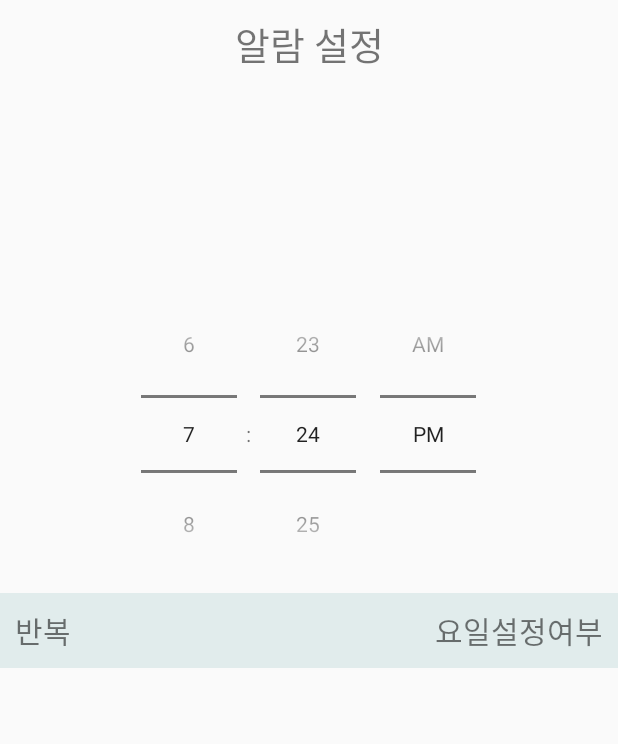
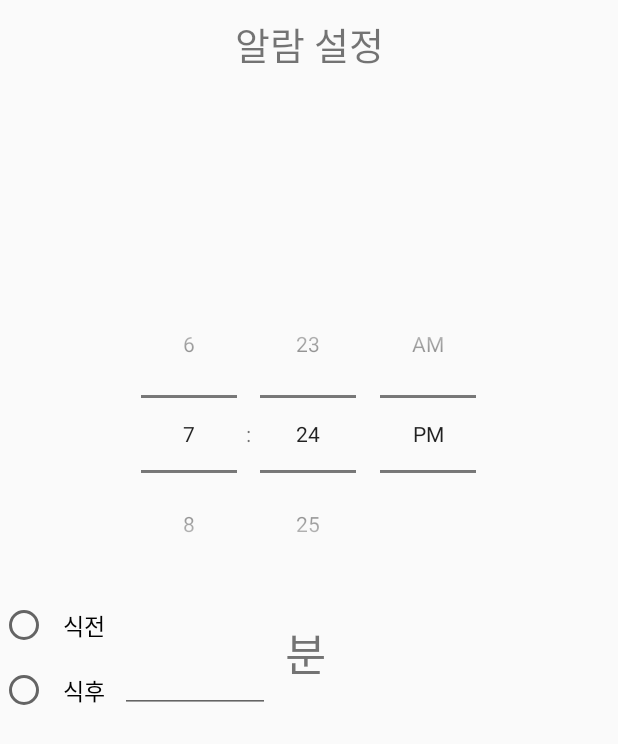
Before and after one commit to inseong04/HealthyCorgi, an Android app: the Setting_Time screen opened directly, with no data from a screen before it, on a phone screen of 412 x 824 dp. Shown: the top 744 px of the screen. Run offline under Robolectric (Android 15) with nearby library versions, the light colour scheme and no system bars.

Commit message:
Initial commit

```diff
--- a/app/src/main/AndroidManifest.xml
+++ b/app/src/main/AndroidManifest.xml
@@ -9,7 +9,6 @@
         android:roundIcon="@mipmap/ic_launcher_round"
         android:supportsRtl="true"
         android:theme="@style/AppTheme">
-        <activity android:name=".Get_DayofWeek"></activity>
         <activity android:name=".Test" />
         <activity android:name=".Setting_Time" />
         <activity android:name=".MainActivity">
--- a/app/src/main/java/com/example/digitalcontent_project/Setting_Time.java
+++ b/app/src/main/java/com/example/digitalcontent_project/Setting_Time.java
@@ -21,7 +21,6 @@ public class Setting_Time extends AppCompatActivity {
         setContentView(R.layout.activity_setting__time);
         TimePicker mTimePicker = findViewById(R.id.timepicker);
         Calendar mCalendar = Calendar.getInstance();
-        TextView go_dayofweek = findViewById(R.id.go_dayofweek);
 
         int hour,min;
 
@@ -33,13 +32,5 @@ public class Setting_Time extends AppCompatActivity {
             hour = mTimePicker.getCurrentHour();
             min = mTimePicker.getCurrentMinute();
         }
-
-        go_dayofweek.setOnClickListener(new View.OnClickListener() {
-            @Override
-            public void onClick(View view) {
-                Intent intent = new Intent(getApplicationContext(),Get_DayofWeek.class);
-                startActivity(intent);
-            }
-        });
     }
 }
--- a/app/src/main/res/layout/activity_setting__time.xml
+++ b/app/src/main/res/layout/activity_setting__time.xml
@@ -24,28 +24,46 @@
         app:layout_constraintBottom_toBottomOf="parent"
         app:layout_constraintVertical_bias="0.3"
         />
-    <TextView
-        android:id="@+id/go_dayofweek"
-        android:layout_width="match_parent"
+    <RadioGroup
+        android:id="@+id/meal"
+        android:layout_width="wrap_content"
         android:layout_height="wrap_content"
-        android:text="반복"
-        android:textSize="20dp"
-        android:background="#E1ECEC"
-        android:paddingLeft="10dp"
-        android:paddingVertical="10dp"
+        app:layout_constraintTop_toBottomOf="@id/timepicker"
+        app:layout_constraintLeft_toLeftOf="parent"
+        >
+        <RadioButton
+            android:id="@+id/after"
+            android:layout_width="wrap_content"
+            android:layout_height="wrap_content"
+            android:text="식전"
+            android:textSize="15dp"
+            android:padding="10dp"
+            />
+        <RadioButton
+            android:id="@+id/before"
+            android:layout_width="wrap_content"
+            android:layout_height="wrap_content"
+            android:text="식후"
+            android:textSize="15dp"
+            android:padding="10dp"
+            />
+    </RadioGroup>
+    <EditText
+        android:id="@+id/minutes"
+        android:layout_width="100dp"
+        android:layout_height="80dp"
+        app:layout_constraintLeft_toRightOf="@id/meal"
         app:layout_constraintTop_toBottomOf="@id/timepicker"
         />
     <TextView
-        android:id="@+id/setting_status"
         android:layout_width="wrap_content"
-        android:layout_height="wrap_content"
-        android:text="요일설정여부"
-        android:textSize="20dp"
-        android:background="#E1ECEC"
-        android:paddingRight="10dp"
-        android:paddingVertical="10dp"
+        android:layout_height="80dp"
+        android:text="분"
+        android:textSize="30dp"
+        android:padding="10dp"
+        android:gravity="center"
+        app:layout_constraintLeft_toRightOf="@id/minutes"
         app:layout_constraintTop_toBottomOf="@id/timepicker"
-        app:layout_constraintRight_toRightOf="parent"
         />
 
 </androidx.constraintlayout.widget.ConstraintLayout>
```
Also changed, not shown: app/src/main/java/com/example/digitalcontent_project/Get_DayofWeek.java (deleted, +0 -14 lines), app/src/main/res/layout/activity_get__dayofweek.xml (deleted, +0 -93 lines).
